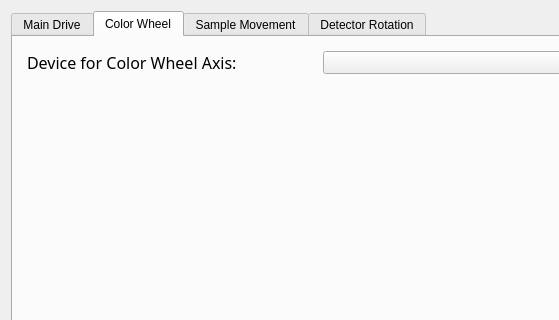
First picture: the form in ui/grating_input.ui, repository mitbailey/MMC, before the edit; both pictures show x 0 to 559 and y 0 to 320 of the 640 by 533 pixel window.
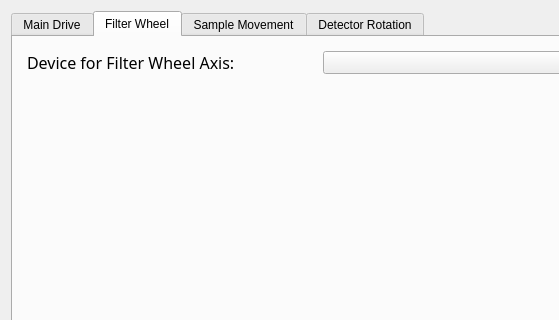
Second picture: the form after the edit. The open tabs and pages were chosen to show the change.

Commit message: Changed all instances of 'Color Wheel' to 'Filter Wheel'.

Patch:
```diff
--- a/ui/grating_input.ui
+++ b/ui/grating_input.ui
@@ -375,7 +375,7 @@
      </widget>
      <widget class="QWidget" name="color_wheel_tab">
       <attribute name="title">
-       <string>Color Wheel</string>
+       <string>Filter Wheel</string>
       </attribute>
       <layout class="QVBoxLayout" name="verticalLayout_5">
        <item>
@@ -401,7 +401,7 @@
             </font>
            </property>
            <property name="text">
-            <string>Device for Color Wheel Axis:</string>
+            <string>Device for Filter Wheel Axis:</string>
            </property>
           </widget>
          </item>
```
Left out of the diff: 6 changed lines with no effect on the pictures. The commit also changes 3 other files.
